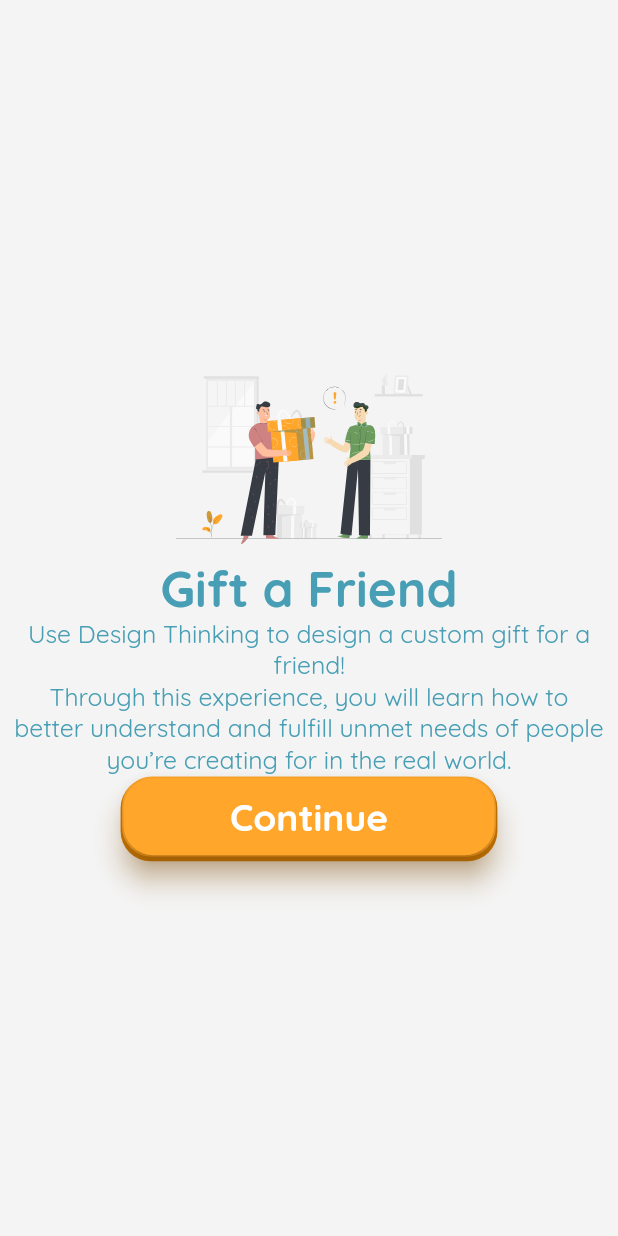
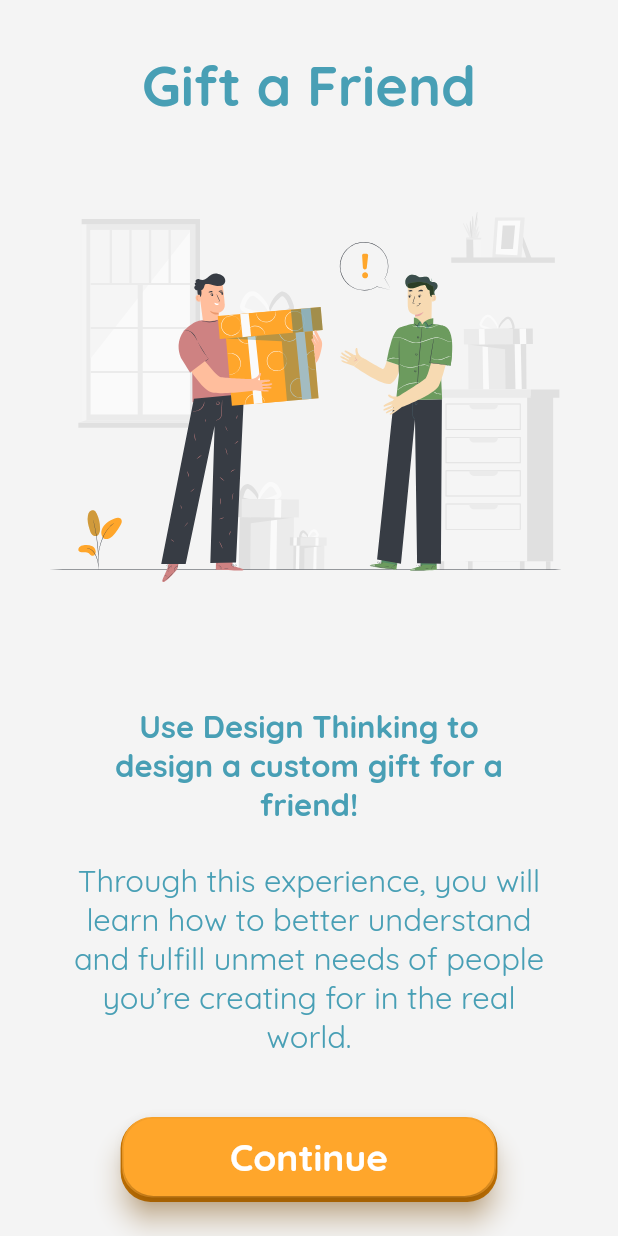
Before and after one commit to ShubhKanodia/LNF-APP, a Flutter app: the ThemeIntro screen opened directly, on a phone screen of 412 x 824 dp. Run offline on Flutter 3.47's test engine with Material 2 defaults, Android fonts, the light colour scheme and no system bars; drawn by our look-alikes of overlay_support; our stand-ins replace carousel_slider, cloud_firestore, confetti, dots_indicator, firebase_auth, firebase_core and 7 more; missing offline and left inert: bubble_chart, davinci, flame; accounts and stored records are empty.

Commit message:
theme intro edits

```diff
--- a/lib/commonPages/themeintro.dart
+++ b/lib/commonPages/themeintro.dart
@@ -17,10 +17,26 @@ class ThemeIntro extends StatelessWidget {
           mainAxisAlignment: MainAxisAlignment.center,
           children: [
             Padding(
+              padding: EdgeInsets.only(
+                  left: width * 0.02, right: width * 0.02, top: height * 0.01),
+              child: Column(
+                children: [
+                  Padding(padding: EdgeInsets.only(bottom: height * 0.05),
+                  child:
+                  Text(
+                    "Gift a Friend",
+                    textAlign: TextAlign.center,
+                    style: GoogleFonts.quicksand(
+                        color: Color(0xff489fb5),
+                        fontSize: height * 0.045,
+                        fontWeight: FontWeight.bold),
+                  ),
+                  ),
+                  Padding(
               padding: EdgeInsets.only(top: 20),
               child: Container(
-                height: height * 0.08,
-                width: width * 0.45,
+                height: height * 0.3,
+                width: width * 0.6,
                 child: FittedBox(
                   fit: BoxFit.cover,
                   child: Padding(
@@ -31,34 +47,27 @@ class ThemeIntro extends StatelessWidget {
                 ),
               ),
             ),
-            Padding(
-              padding: EdgeInsets.only(
-                  left: width * 0.02, right: width * 0.02, top: height * 0.04),
-              child: Column(
-                children: [
-                  Text(
-                    "Gift a Friend",
+                  Padding(padding: EdgeInsets.only(left: width * 0.13, right: width * 0.13 , top: height * 0.1, bottom: height * 0.02),
+                  child: Text(
+                    "Use Design Thinking to design a custom gift for a friend!",
                     textAlign: TextAlign.center,
                     style: GoogleFonts.quicksand(
                         color: Color(0xff489fb5),
-                        fontSize: height * 0.04,
-                        fontWeight: FontWeight.bold),
-                  ),
-                  Text(
-                    "Use Design Thinking to design a custom gift for a friend!",
-                    textAlign: TextAlign.center,
-                    style: GoogleFonts.quicksand(
-                      color: Color(0xff489fb5),
-                      fontSize: height * 0.02,
+                        fontSize: height * 0.025,
+                        fontWeight: FontWeight.bold
                     ),
                   ),
-                  Text(
+                  )
+                  ,
+                  Padding(padding: EdgeInsets.only(left: width * 0.08, right: width * 0.08 , top: height * 0.01, bottom: height * 0.05),
+                  child: Text(
                     "Through this experience, you will learn how to better understand and fulfill unmet needs of people you’re creating for in the real world.",
                     textAlign: TextAlign.center,
                     style: GoogleFonts.quicksand(
                       color: Color(0xff489fb5),
-                      fontSize: height * 0.02,
+                      fontSize: height * 0.025,
                     ),
+                  ),
                   ),
                 ],
               ),
--- a/lib/main.dart
+++ b/lib/main.dart
@@ -4,6 +4,7 @@ import 'package:flutter/foundation.dart' show kDebugMode;
 import 'package:flutter/material.dart';
 import 'package:flutter/services.dart';
 import 'package:learnnfun/Persona.dart';
+import 'package:learnnfun/commonPages/themeintro.dart';
 import 'package:learnnfun/quiz/catchthenut.dart';
 import 'package:learnnfun/quiz/quizIntro.dart';
 import 'package:learnnfun/overallPages/registerInfo.dart';
@@ -77,7 +78,7 @@ class MyApp extends StatelessWidget {
                         accentColor: const Color(0xffffa62b),
                       ),
                       home:
-                      CatchTheNut())); //TODO: Change this to whatever you want while testing, but change to Levels() before pushing
+                      Levels())); //TODO: Change this to whatever you want while testing, but change to Levels() before pushing
 
 
               //TaskCompleted(rewards: 10, task: true, trophies: 10)));
--- a/lib/quiz/catchthenut.dart
+++ b/lib/quiz/catchthenut.dart
@@ -7,7 +7,8 @@ class CatchTheNut extends StatelessWidget {
 
   @override
   Widget build(BuildContext context) {
-    return CatchTheNutGame().widget;
+    // return CatchTheNutGame().widget;
+    return Container();
   }
 }
 
```
